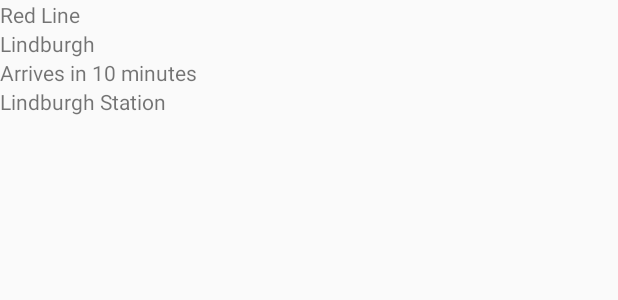
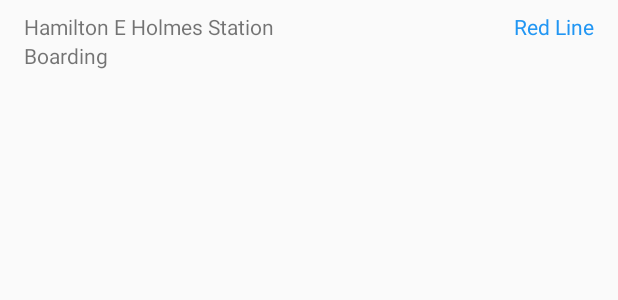
Before and after one commit to FaytxZen/ride-atlanta, an Android app: the layout element_train_route.xml on its own in the app's theme, with its tools: preview values and no code run, on a phone screen of 412 x 824 dp. Shown: the top 300 px of the screen. Run offline under Robolectric (Android 15) with nearby library versions, the phone set to English and light mode, and no system bars.

Commit message:
Updated layouts for bus, train and alert row items.

```diff
--- a/app/src/main/java/com/andrewvora/apps/rideatlanta/notifications/NotificationsAdapter.java
+++ b/app/src/main/java/com/andrewvora/apps/rideatlanta/notifications/NotificationsAdapter.java
@@ -45,7 +45,9 @@ public class NotificationsAdapter extends
     @Override
     public void onBindViewHolder(NotificationsViewHolder holder, int position) {
         Notification notification = mNotificationList.get(position);
+
         holder.messageTextView.setText(notification.getMessage());
+        holder.timeStampTextView.setText(notification.getPostedAt());
     }
 
     @Override
@@ -60,6 +62,7 @@ public class NotificationsAdapter extends
     static class NotificationsViewHolder extends RecyclerView.ViewHolder {
 
         @BindView(R.id.notification_msg_text_view) TextView messageTextView;
+        @BindView(R.id.notification_msg_timestamp) TextView timeStampTextView;
 
         NotificationsViewHolder(@NonNull View view) {
             super(view);
--- a/app/src/main/res/layout/element_train_route.xml
+++ b/app/src/main/res/layout/element_train_route.xml
@@ -1,33 +1,41 @@
 <?xml version="1.0" encoding="utf-8"?>
-<LinearLayout
+<RelativeLayout
     xmlns:android="http://schemas.android.com/apk/res/android"
     xmlns:tools="http://schemas.android.com/tools"
     android:orientation="vertical"
     android:layout_width="match_parent"
     android:layout_height="wrap_content"
+    android:layout_marginStart="16dp"
+    android:layout_marginEnd="16dp"
+    android:layout_marginTop="8dp"
     android:layout_marginBottom="12dp">
+
+    <TextView
+        android:id="@+id/train_destination_text_view"
+        android:layout_width="wrap_content"
+        android:layout_height="wrap_content"
+        android:layout_marginEnd="12dp"
+        android:layout_marginRight="12dp"
+        android:maxLines="1"
+        android:ellipsize="end"
+        tools:text="Hamilton E Holmes Station"/>
 
     <TextView
         android:id="@+id/train_line_text_view"
         android:layout_width="match_parent"
         android:layout_height="wrap_content"
+        android:layout_toRightOf="@id/train_destination_text_view"
+        android:layout_toEndOf="@id/train_destination_text_view"
+        android:gravity="end"
+        android:maxLines="1"
+        android:ellipsize="end"
+        tools:textColor="@color/md_blue_500"
         tools:text="Red Line"/>
 
     <TextView
-        android:id="@+id/train_destination_text_view"
+        android:id="@+id/train_status_text_view"
         android:layout_width="match_parent"
         android:layout_height="wrap_content"
-        tools:text="Lindburgh"/>
-
-    <TextView
-        android:id="@+id/train_next_arrival_text_view"
-        android:layout_width="match_parent"
-        android:layout_height="wrap_content"
-        tools:text="Arrives in 10 minutes"/>
-
-    <TextView
-        android:id="@+id/train_station_text_view"
-        android:layout_width="match_parent"
-        android:layout_height="wrap_content"
-        tools:text="Lindburgh Station"/>
-</LinearLayout>
+        android:layout_below="@id/train_destination_text_view"
+        tools:text="Boarding"/>
+</RelativeLayout>
```
Also changed, not shown: app/src/main/java/com/andrewvora/apps/rideatlanta/buses/BusRoutesAdapter.java (+37 -6 lines), app/src/main/java/com/andrewvora/apps/rideatlanta/trains/TrainRoutesAdapter.java (+12 -9 lines), app/src/main/res/layout/element_bus_route.xml (+16 -4 lines), app/src/main/res/layout/element_notification.xml (+14 -1 lines), app/src/main/res/values/strings.xml (+12 -0 lines).
